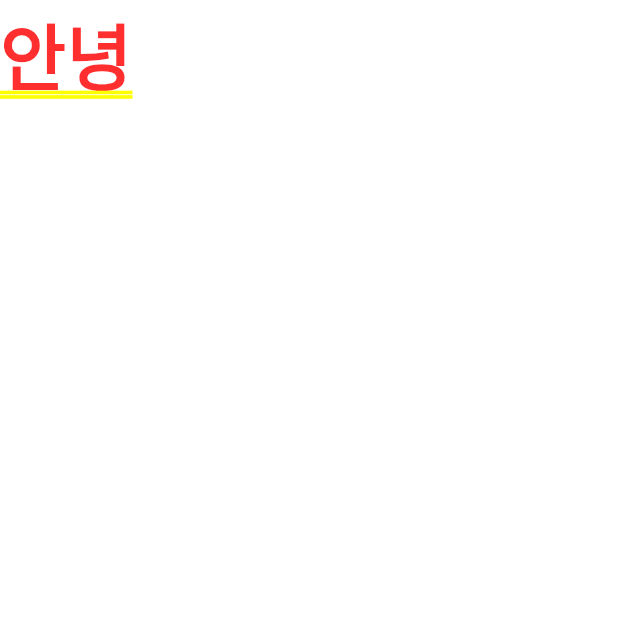
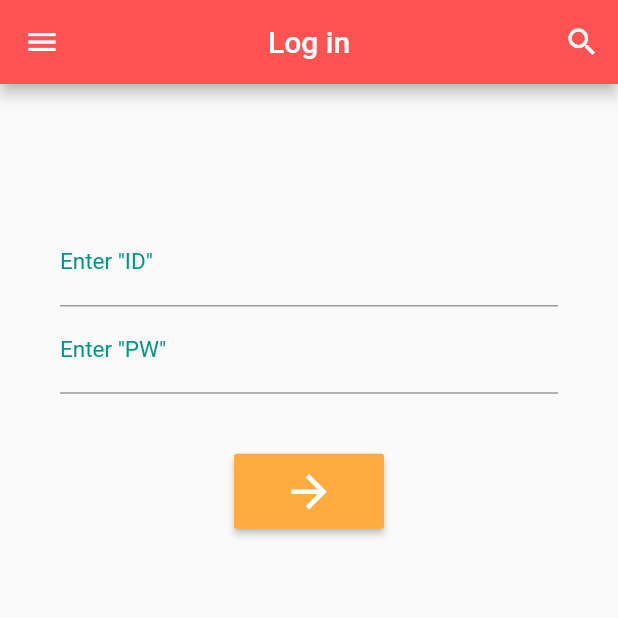
Before and after one commit to sihyeong671/quizApp, a Flutter app: the screen it shows after launch, on a phone screen of 412 x 824 dp, the top half of it. Run offline on Flutter 3.47's test engine with Material 2 defaults, Android fonts, the phone set to English and light mode, and no system bars.

Commit message:
client: add ID, PW text box in login page

```diff
--- /dev/null
+++ b/client/lib/auth/login.dart
@@ -0,0 +1,85 @@
+import 'package:flutter/material.dart';
+
+class LogIn extends StatefulWidget {
+  @override
+  _LogInState createState() => _LogInState();
+}
+
+class _LogInState extends State<LogIn> {
+  @override
+  Widget build(BuildContext context) {
+    return Scaffold(
+      appBar: AppBar(
+        title: Text('Log in'),
+        backgroundColor: Colors.redAccent,
+        centerTitle: true,
+        leading: IconButton(
+          icon: Icon(Icons.menu),
+          onPressed: (){}
+        ),
+        actions: <Widget>[
+          IconButton(
+            icon: Icon(Icons.search),
+            onPressed: (){}
+          )
+        ]
+      ),
+      body: SingleChildScrollView(
+        child: Column(
+          children: <Widget>[
+            Padding(padding: EdgeInsets.only(top: 50)),
+            Form(
+              child: Theme(
+                data: ThemeData(
+                  primaryColor: Colors.teal,
+                  inputDecorationTheme: InputDecorationTheme(
+                    labelStyle: TextStyle(
+                      color: Colors.teal,
+                      fontSize: 15.0
+                    )
+                  )
+                ),
+                child: Container(
+                  padding: EdgeInsets.all(40.0),
+                  child: Column(
+                    children: <Widget>[
+                      TextField(
+                        decoration: InputDecoration(
+                          labelText: 'Enter "ID"'
+                        ),
+                        keyboardType: TextInputType.emailAddress,
+                      ),
+                      TextField(
+                        decoration: InputDecoration(
+                          labelText: 'Enter "PW"'
+                        ),
+                        keyboardType: TextInputType.text,
+                        obscureText: true,
+                      ),
+                      SizedBox(
+                        height: 40.0,
+                      ),
+                      ButtonTheme(
+                        minWidth: 100.0,
+                          height: 50.0,
+                          child: RaisedButton(
+                            color: Colors.orangeAccent,
+                              child: Icon(
+                                Icons.arrow_forward,
+                              color: Colors.white,
+                              size: 35.0,
+                              ),
+                              onPressed: (){},
+                          )
+                      )
+                    ]
+                  )
+                )
+              )
+            )
+          ]
+        ),
+      )
+    );
+  }
+}
--- a/client/lib/main.dart
+++ b/client/lib/main.dart
@@ -1,5 +1,6 @@
 import 'package:flutter/material.dart';
 import 'package:http/http.dart' as http;
+import 'package:client/auth/login.dart';
 
 void main() {
   runApp(const MyApp());
@@ -17,7 +18,7 @@ class MyApp extends StatelessWidget {
         primarySwatch: Colors.blue,
       ),
       debugShowCheckedModeBanner: false,
-      home: Text('안녕')
+      home: LogIn()
       );
   }
 }
```
